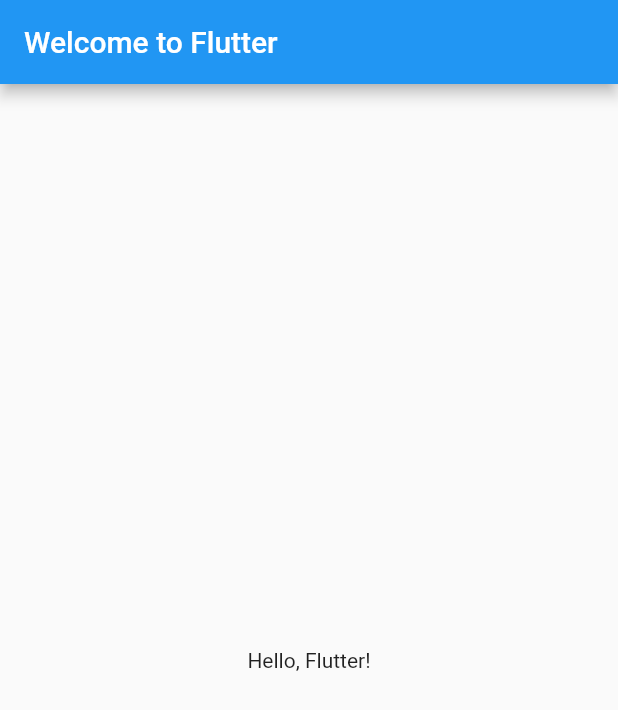
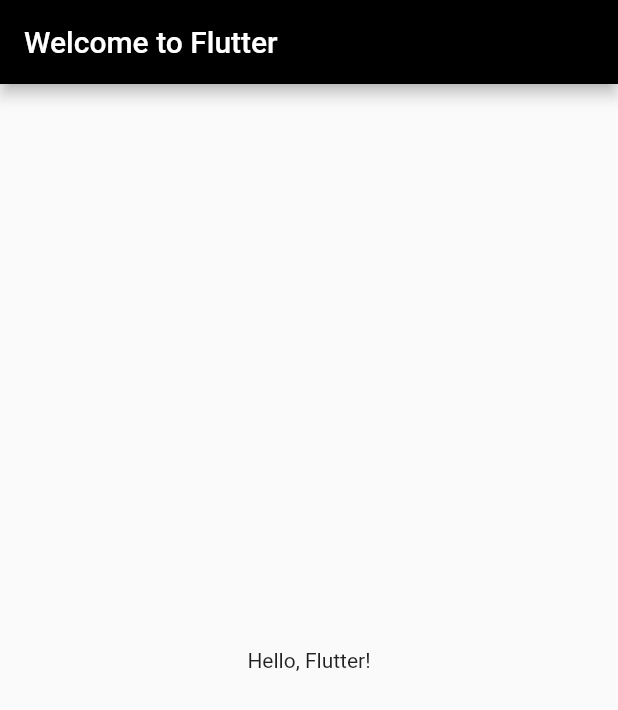
Before and after one commit to itcodehery/Flutter-CodeMaiden, a Flutter app: the screen it shows after launch, on a phone screen of 412 x 824 dp. Shown: the top 710 px of the screen. Run offline on Flutter 3.47's test engine with Material 2 defaults, Android fonts, the phone set to English and light mode, and no system bars.

Commit message:
Lil changes here and there

```diff
--- a/new_flutter_app/lib/main.dart
+++ b/new_flutter_app/lib/main.dart
@@ -1,19 +1,22 @@
 import 'package:flutter/material.dart';
 
 void main() {
-  runApp(MyApp());
+  runApp(const MyApp());
 }
 
 class MyApp extends StatelessWidget {
+  const MyApp({super.key});
+
   @override
   Widget build(BuildContext context) {
     return MaterialApp(
       title: 'My Flutter App',
       home: Scaffold(
         appBar: AppBar(
-          title: Text('Welcome to Flutter'),
+          backgroundColor: Colors.black,
+          title: const Text('Welcome to Flutter'),
         ),
-        body: Center(
+        body: const Center(
           child: Text('Hello, Flutter!'),
         ),
       ),
```
